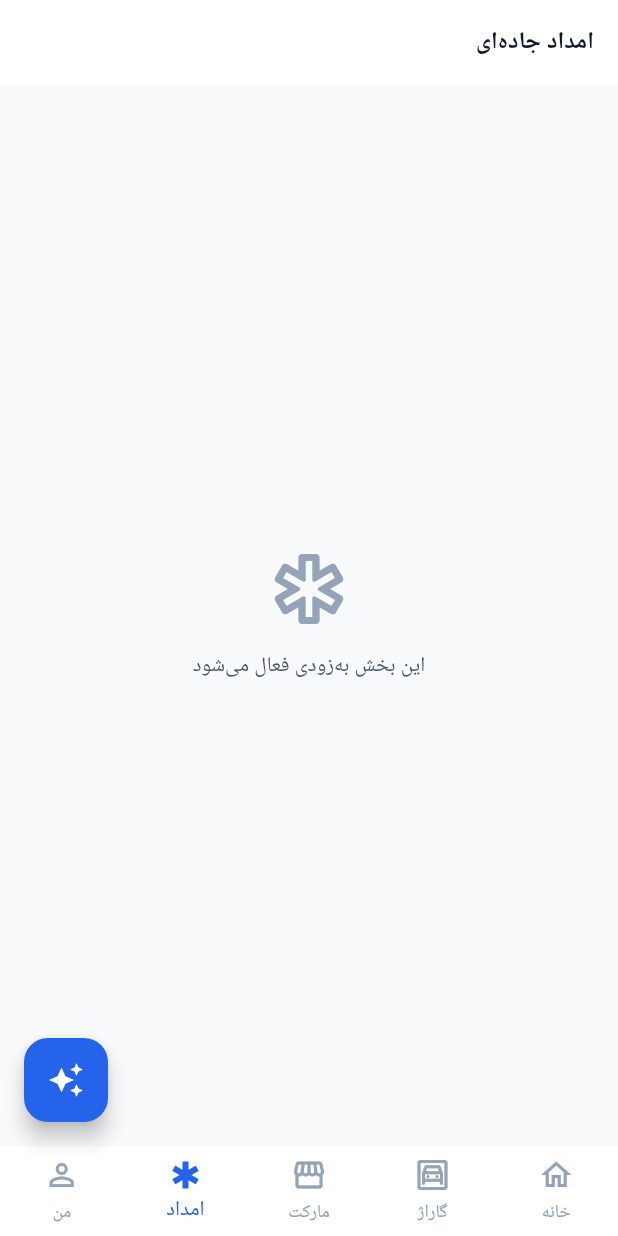
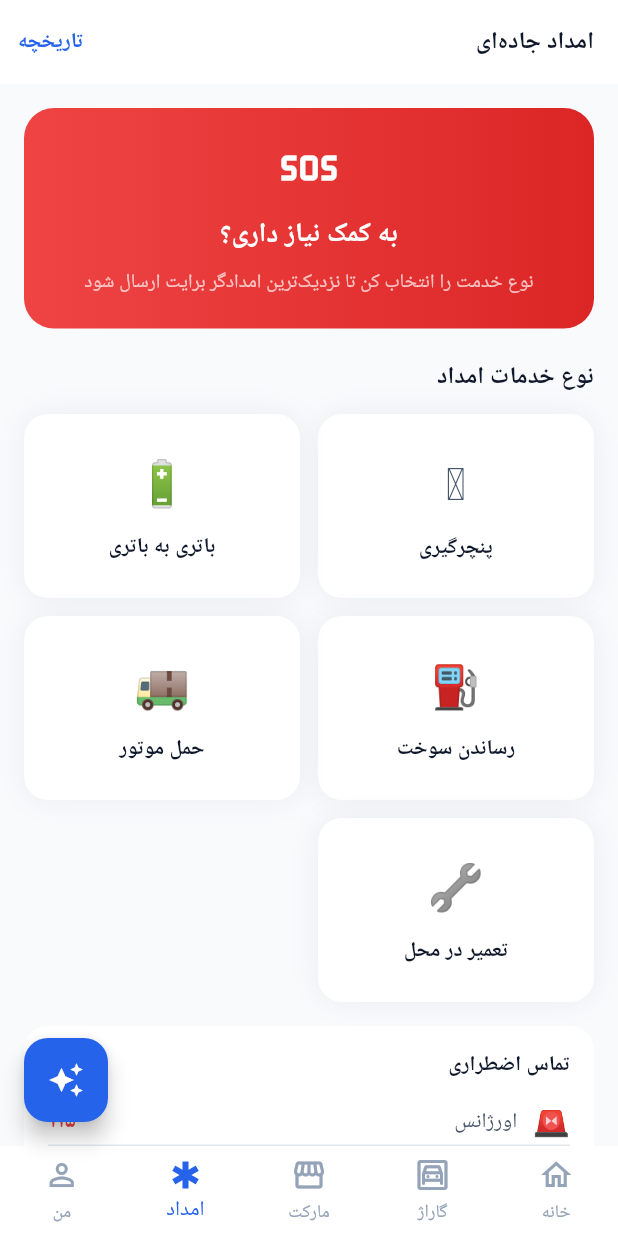
Before and after one commit to Alirezaesmaili9-rgb/MotoVerse-2, a Flutter app: the screen it shows once a user with an empty profile is signed in, item 4 of the bottom bar chosen, on a phone screen of 412 x 824 dp. Run offline on Flutter 3.47's test engine with Material 3 defaults, Android fonts, the phone set to English and light mode, and no system bars; our stand-ins replace dartz, equatable, flutter_riverpod, go_router, shared_preferences, supabase_flutter and 1 more; accounts and stored records are empty; Roboto replaces fonts that are missing (Vazirmatn).

Commit message:
feat: Roadside Assistance with live tracking
- Domain: RoadsideKind (tire/battery/fuel/towing/mechanical), RoadsideStatus
  lifecycle, RoadsideRequest
- Data: Supabase create/history/cancel + realtime stream (watch) for live
  status/ETA/technician updates
- Presentation: request hub (service-type grid + emergency numbers), live
  tracking screen with status timeline + ETA + cancel, history list
- Replaces the emergency placeholder tab with the real screen; quick action +
  /roadside, /roadside/tracking, /roadside/history routes
- Removes now-unused placeholder_tab widget

Co-Authored-By: Claude Opus 4.8 <noreply@anthropic.com>
Claude-Session: https://claude.ai/code/session_01JNQEi7TzKqBStPpv5DeHzT

```diff
--- a/lib/app/router/app_router.dart
+++ b/lib/app/router/app_router.dart
@@ -16,6 +16,9 @@ import '../../features/copilot/presentation/screens/copilot_screen.dart';
 import '../../features/insurance/presentation/screens/insurance_screen.dart';
 import '../../features/insurance/presentation/screens/policies_screen.dart';
 import '../../features/marketplace/presentation/screens/product_detail_screen.dart';
+import '../../features/roadside/presentation/screens/roadside_history_screen.dart';
+import '../../features/roadside/presentation/screens/roadside_screen.dart';
+import '../../features/roadside/presentation/screens/roadside_tracking_screen.dart';
 import '../../features/service_centers/presentation/screens/bookings_screen.dart';
 import '../../features/service_centers/presentation/screens/service_centers_screen.dart';
 import '../../features/tools/domain/entities/embedded_tool.dart';
@@ -124,6 +127,21 @@ final routerProvider = Provider<GoRouter>((ref) {
         builder: (_, __) => const BookingsScreen(),
       ),
 
+      // Roadside assistance
+      GoRoute(
+        path: AppRoutes.roadside,
+        builder: (_, __) => const RoadsideScreen(),
+      ),
+      GoRoute(
+        path: AppRoutes.roadsideTracking,
+        builder: (_, state) =>
+            RoadsideTrackingScreen(requestId: state.extra! as String),
+      ),
+      GoRoute(
+        path: AppRoutes.roadsideHistory,
+        builder: (_, __) => const RoadsideHistoryScreen(),
+      ),
+
       // Wallet
       GoRoute(
         path: AppRoutes.wallet,
--- a/lib/app/router/routes.dart
+++ b/lib/app/router/routes.dart
@@ -32,6 +32,11 @@ class AppRoutes {
   static const String serviceCenters = '/service-centers';
   static const String bookings = '/service-centers/bookings';
 
+  // Roadside assistance
+  static const String roadside = '/roadside';
+  static const String roadsideTracking = '/roadside/tracking';
+  static const String roadsideHistory = '/roadside/history';
+
   // Wallet
   static const String wallet = '/wallet';
   static const String walletRecharge = '/wallet/recharge';
--- a/lib/features/home/presentation/screens/home_shell.dart
+++ b/lib/features/home/presentation/screens/home_shell.dart
@@ -6,7 +6,7 @@ import '../../../../app/router/routes.dart';
 import '../../../../core/theme/app_colors.dart';
 import '../../../garage/presentation/screens/garage_screen.dart';
 import '../../../marketplace/presentation/screens/marketplace_screen.dart';
-import '../widgets/placeholder_tab.dart';
+import '../../../roadside/presentation/screens/roadside_screen.dart';
 import '../widgets/profile_tab.dart';
 import 'home_screen.dart';
 
@@ -26,7 +26,7 @@ class _HomeShellState extends ConsumerState<HomeShell> {
     HomeScreen(),
     GarageScreen(),
     MarketplaceScreen(),
-    PlaceholderTab(title: 'امداد جاده‌ای', icon: Icons.emergency_outlined),
+    RoadsideScreen(),
     ProfileTab(),
   ];
 
--- a/lib/features/home/presentation/widgets/placeholder_tab.dart
+++ /dev/null
@@ -1,31 +0,0 @@
-import 'package:flutter/material.dart';
-
-import '../../../../core/theme/app_colors.dart';
-
-/// Lightweight scaffold for modules not yet implemented in this foundation
-/// (Marketplace, Roadside, Profile, etc.). Keeps navigation coherent while the
-/// remaining features are built out on top of the same architecture.
-class PlaceholderTab extends StatelessWidget {
-  const PlaceholderTab({super.key, required this.title, required this.icon});
-
-  final String title;
-  final IconData icon;
-
-  @override
-  Widget build(BuildContext context) {
-    return Scaffold(
-      appBar: AppBar(title: Text(title)),
-      body: Center(
-        child: Column(
-          mainAxisSize: MainAxisSize.min,
-          children: [
-            Icon(icon, size: 56, color: AppColors.textMuted),
-            const SizedBox(height: 12),
-            Text('این بخش به‌زودی فعال می‌شود',
-                style: Theme.of(context).textTheme.bodyMedium),
-          ],
-        ),
-      ),
-    );
-  }
-}
--- a/lib/features/home/presentation/widgets/quick_action_grid.dart
+++ b/lib/features/home/presentation/widgets/quick_action_grid.dart
@@ -20,7 +20,8 @@ class QuickActionGrid extends StatelessWidget {
           () => context.push(AppRoutes.toolView, extra: EmbeddedTool.mototype)),
       _Action('موتوبیمه', Icons.verified_user_outlined, AppColors.success,
           () => context.push(AppRoutes.insurance)),
-      _Action('امداد', Icons.emergency_outlined, AppColors.danger, null),
+      _Action('امداد', Icons.emergency_outlined, AppColors.danger,
+          () => context.push(AppRoutes.roadside)),
       _Action('مارکت', Icons.storefront_outlined, AppColors.marketplacePurple,
           () => context.push(AppRoutes.marketplace)),
       _Action('تعمیرگاه', Icons.location_on_outlined, AppColors.warning,
--- /dev/null
+++ b/lib/features/roadside/domain/entities/roadside_request.dart
@@ -0,0 +1,64 @@
+import 'package:equatable/equatable.dart';
+
+/// Roadside assistance service types.
+enum RoadsideKind {
+  tire('پنچرگیری', '🛞'),
+  battery('باتری به باتری', '🔋'),
+  fuel('رساندن سوخت', '⛽'),
+  towing('حمل موتور', '🚚'),
+  mechanical('تعمیر در محل', '🔧');
+
+  const RoadsideKind(this.label, this.emoji);
+  final String label;
+  final String emoji;
+
+  static RoadsideKind fromKey(String key) => values.firstWhere(
+        (k) => k.name == key,
+        orElse: () => RoadsideKind.mechanical,
+      );
+}
+
+/// Request lifecycle, mirroring the `roadside_requests.status` check.
+enum RoadsideStatus {
+  requested('در حال یافتن امدادگر', 0),
+  assigned('امدادگر اختصاص یافت', 1),
+  enroute('امدادگر در راه است', 2),
+  done('انجام شد', 3),
+  cancelled('لغو شده', -1);
+
+  const RoadsideStatus(this.label, this.step);
+  final String label;
+  final int step;
+
+  static RoadsideStatus fromKey(String key) => values.firstWhere(
+        (s) => s.name == key,
+        orElse: () => RoadsideStatus.requested,
+      );
+
+  bool get isActive => this == requested || this == assigned || this == enroute;
+}
+
+class RoadsideRequest extends Equatable {
+  const RoadsideRequest({
+    required this.id,
+    required this.kind,
+    required this.status,
+    this.lat,
+    this.lng,
+    this.etaMinutes,
+    this.technicianId,
+    required this.createdAt,
+  });
+
+  final String id;
+  final RoadsideKind kind;
+  final RoadsideStatus status;
+  final double? lat;
+  final double? lng;
+  final int? etaMinutes;
+  final String? technicianId;
+  final DateTime createdAt;
+
+  @override
+  List<Object?> get props => [id, kind, status, etaMinutes, technicianId];
+}
--- /dev/null
+++ b/lib/features/roadside/presentation/screens/roadside_screen.dart
@@ -0,0 +1,159 @@
+import 'package:flutter/material.dart';
+import 'package:flutter_riverpod/flutter_riverpod.dart';
+import 'package:go_router/go_router.dart';
+
+import '../../../../app/router/routes.dart';
+import '../../../../core/theme/app_colors.dart';
+import '../../domain/entities/roadside_request.dart';
+import '../providers/roadside_providers.dart';
+
+/// Roadside assistance hub: pick a service type to dispatch a request.
+class RoadsideScreen extends ConsumerWidget {
+  const RoadsideScreen({super.key});
+
+  Future<void> _request(
+      BuildContext context, WidgetRef ref, RoadsideKind kind) async {
+    final (id, error) = await ref.read(createRoadsideProvider)(kind);
+    if (!context.mounted) return;
+    if (error != null) {
+      ScaffoldMessenger.of(context)
+          .showSnackBar(SnackBar(content: Text(error)));
+      return;
+    }
+    context.push(AppRoutes.roadsideTracking, extra: id);
+  }
+
+  @override
+  Widget build(BuildContext context, WidgetRef ref) {
+    return Scaffold(
+      appBar: AppBar(
+        title: const Text('امداد جاده‌ای'),
+        actions: [
+          TextButton(
+            onPressed: () => context.push(AppRoutes.roadsideHistory),
+            child: const Text('تاریخچه'),
+          ),
+        ],
+      ),
+      body: ListView(
+        padding: const EdgeInsets.all(16),
+        children: [
+          Container(
+            padding: const EdgeInsets.all(20),
+            decoration: BoxDecoration(
+              gradient: const LinearGradient(
+                  colors: [AppColors.danger, Color(0xFFDC2626)]),
+              borderRadius: BorderRadius.circular(20),
+            ),
+            child: const Column(
+              children: [
+                Icon(Icons.sos_outlined, color: Colors.white, size: 40),
+                SizedBox(height: 10),
+                Text('به کمک نیاز داری؟',
+                    style: TextStyle(
+                        color: Colors.white,
+                        fontSize: 18,
+                        fontWeight: FontWeight.w800)),
+                SizedBox(height: 6),
+                Text(
+                  'نوع خدمت را انتخاب کن تا نزدیک‌ترین امدادگر برایت ارسال شود',
+                  textAlign: TextAlign.center,
+                  style: TextStyle(color: Colors.white70, fontSize: 13),
+                ),
+              ],
+            ),
+          ),
+          const SizedBox(height: 20),
+          Text('نوع خدمات امداد',
+              style: Theme.of(context).textTheme.titleMedium),
+          const SizedBox(height: 12),
+          GridView.count(
+            crossAxisCount: 2,
+            shrinkWrap: true,
+            physics: const NeverScrollableScrollPhysics(),
+            mainAxisSpacing: 12,
+            crossAxisSpacing: 12,
+            childAspectRatio: 1.5,
+            children: [
+              for (final kind in RoadsideKind.values)
+                _ServiceTile(
+                  kind: kind,
+                  onTap: () => _request(context, ref, kind),
+                ),
+            ],
+          ),
+          const SizedBox(height: 16),
+          _EmergencyNumbers(),
+        ],
+      ),
+    );
+  }
+}
+
+class _ServiceTile extends StatelessWidget {
+  const _ServiceTile({required this.kind, required this.onTap});
+  final RoadsideKind kind;
+  final VoidCallback onTap;
+
+  @override
+  Widget build(BuildContext context) {
+    return InkWell(
+      onTap: onTap,
+      borderRadius: BorderRadius.circular(16),
+      child: Container(
+        decoration: BoxDecoration(
+          color: Theme.of(context).colorScheme.surface,
+          borderRadius: BorderRadius.circular(16),
+          boxShadow: const [BoxShadow(color: Color(0x0F0F172A), blurRadius: 16)],
+        ),
+        child: Column(
+          mainAxisAlignment: MainAxisAlignment.center,
+          children: [
+            Text(kind.emoji, style: const TextStyle(fontSize: 30)),
+            const SizedBox(height: 8),
+            Text(kind.label, style: Theme.of(context).textTheme.titleSmall),
+          ],
+        ),
+      ),
+    );
+  }
+}
+
+class _EmergencyNumbers extends StatelessWidget {
+  @override
+  Widget build(BuildContext context) {
+    return Container(
+      padding: const EdgeInsets.all(16),
+      decoration: BoxDecoration(
+        color: Theme.of(context).colorScheme.surface,
+        borderRadius: BorderRadius.circular(16),
+      ),
+      child: Column(
+        crossAxisAlignment: CrossAxisAlignment.start,
+        children: [
+          Text('تماس اضطراری', style: Theme.of(context).textTheme.titleSmall),
+          const SizedBox(height: 10),
+          _row(context, '🚨', 'اورژانس', '۱۱۵'),
+          const Divider(),
+          _row(context, '🛣️', 'امداد جاده‌ای پلیس', '۱۹۷'),
+        ],
+      ),
+    );
+  }
+
+  Widget _row(BuildContext context, String emoji, String title, String number) {
+    return Row(
+      children: [
+        Text(emoji, style: const TextStyle(fontSize: 20)),
+        const SizedBox(width: 10),
+        Text(title, style: Theme.of(context).textTheme.bodyMedium),
+        const Spacer(),
+        Text(number,
+            style: Theme.of(context)
+                .textTheme
+                .titleMedium
+                ?.copyWith(color: AppColors.danger)),
+      ],
+    );
+  }
+}
```
Also changed, not shown: lib/features/roadside/data/models/roadside_request_model.dart (added, +18 -0 lines), lib/features/roadside/data/repositories/roadside_repository_impl.dart (added, +79 -0 lines), lib/features/roadside/domain/repositories/roadside_repository.dart (added, +20 -0 lines), lib/features/roadside/presentation/providers/roadside_providers.dart (added, +44 -0 lines), lib/features/roadside/presentation/screens/roadside_history_screen.dart (added, +70 -0 lines), lib/features/roadside/presentation/screens/roadside_tracking_screen.dart (added, +193 -0 lines).
